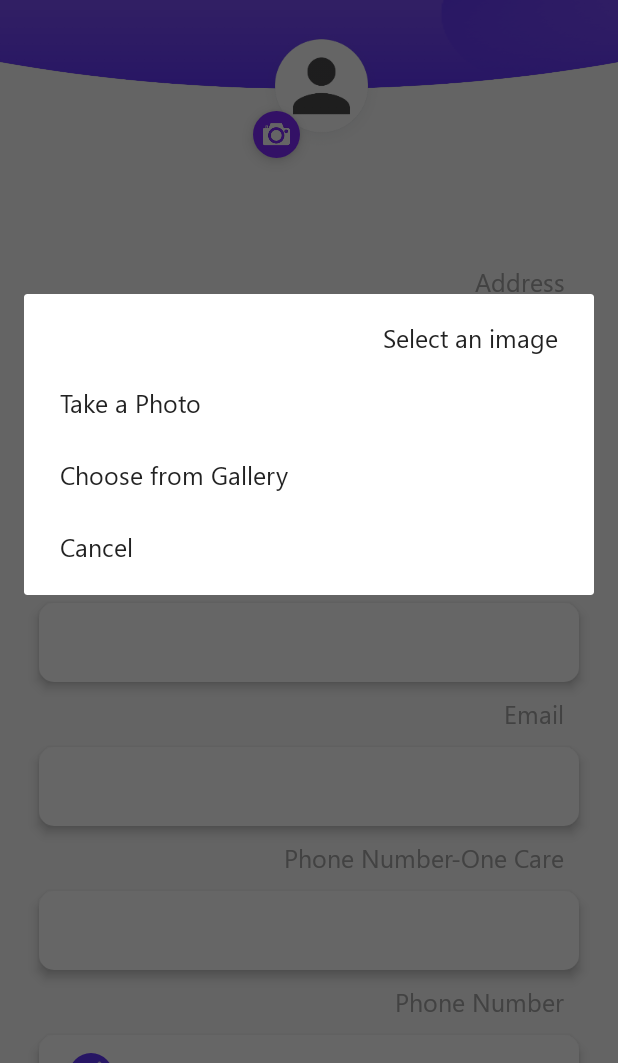
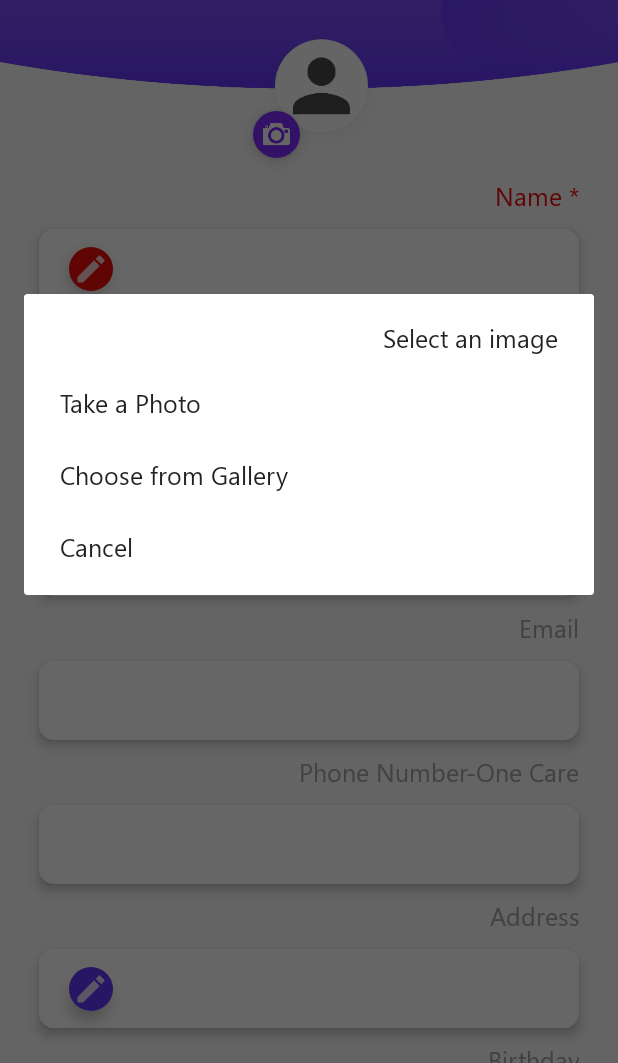
Before and after one commit to Amr99Medhat/Doctoraak_Patient, an Android app: the ProfileActivity screen opened directly, with no data from a screen before it, after a tap on "Edit", on a phone screen of 412 x 824 dp, the part 173-1236 px from its top. Run offline under Robolectric (Android 15) with nearby library versions, the phone set to English and light mode, and no system bars; our stand-ins replace CircleImageView, data binding, sdp/ssp sizes; pictures from the network do not load; 9 statements that could not run were skipped; 3 other taps on this screen came first.

Commit message:
Finish Task

```diff
--- a/app/build.gradle
+++ b/app/build.gradle
@@ -10,8 +10,8 @@ android {
         applicationId "com.doctoraak.doctoraakpatient"
         minSdkVersion 19
         targetSdkVersion 32
-        versionCode 5
-        versionName "2.2"
+        versionCode 7
+        versionName "2.4"
         testInstrumentationRunner "androidx.test.runner.AndroidJUnitRunner"
         vectorDrawables.useSupportLibrary = true
         multiDexEnabled true
--- a/app/src/main/java/com/doctoraak/doctoraakpatient/ui/main/MainActivity.kt
+++ b/app/src/main/java/com/doctoraak/doctoraakpatient/ui/main/MainActivity.kt
@@ -74,8 +74,6 @@ class MainActivity : BaseActivity() {
                 }
             }
         }
-
-
 
         setupDrawer()
         observeData()
--- a/app/src/main/java/com/doctoraak/doctoraakpatient/ui/profile/ProfileActivity.kt
+++ b/app/src/main/java/com/doctoraak/doctoraakpatient/ui/profile/ProfileActivity.kt
@@ -1,6 +1,7 @@
 package com.doctoraak.doctoraakpatient.ui.profile
 
 import android.Manifest
+import android.R.attr.maxLength
 import android.annotation.SuppressLint
 import android.app.Activity
 import android.app.DatePickerDialog
@@ -8,6 +9,7 @@ import android.content.Context
 import android.content.DialogInterface
 import android.content.Intent
 import android.content.pm.PackageManager
+import android.content.res.ColorStateList
 import android.graphics.Bitmap
 import android.graphics.ImageDecoder
 import android.net.Uri
@@ -15,18 +17,19 @@ import android.os.Build
 import android.os.Bundle
 import android.os.Environment
 import android.provider.MediaStore
+import android.text.InputFilter
+import android.text.InputFilter.LengthFilter
 import android.text.InputType
 import android.view.View
 import android.widget.AdapterView
 import android.widget.AutoCompleteTextView
 import android.widget.DatePicker
 import android.widget.ImageView
-import android.widget.Toast
+import androidx.annotation.RequiresApi
 import androidx.appcompat.app.AlertDialog
 import androidx.core.app.ActivityCompat
 import androidx.core.content.FileProvider
 import androidx.databinding.DataBindingUtil
-import androidx.databinding.ViewDataBinding
 import androidx.lifecycle.ViewModelProviders
 import com.bumptech.glide.Glide
 import com.doctoraak.doctoraakpatient.R
@@ -102,16 +105,8 @@ class ProfileActivity : BaseActivity(), DatePickerDialog.OnDateSetListener {
 
         val missing = intent.getBooleanExtra(Constants.MISSING_DATA, false)
         if (missing) {
-            //Toast.makeText(applicationContext,"missing_data",Toast.LENGTH_SHORT).show()
             showMissingDataDialog()
         }
-        val logo = findViewById<ImageView>(R.id.iv_oncare_logo)
-
-        val user = SessionManager.returnUserInfo()
-        if (user!!.insuranceId == 1) {
-            logo.visibility = View.VISIBLE
-        }
-
 
         if (savedInstanceState == null) {
             initializeData()
@@ -125,11 +120,21 @@ class ProfileActivity : BaseActivity(), DatePickerDialog.OnDateSetListener {
         iniatializeUI()
 
         binding.btnSave.setOnClickListener {
+            if (isValidProfileDetails()) {
+                showWrringDialog()
 
-            showWrringDialog()
+            }
         }
         observeData()
         setListenerToInfoButtons()
+
+        val logo = findViewById<ImageView>(R.id.iv_oncare_logo)
+        val user = SessionManager.returnUserInfo()
+        if (user != null) {
+            if (user.insurance!!.id == 1) {
+                logo.visibility = View.VISIBLE
+            }
+        }
     }
 
     private fun getCurrentStat(savedInstanceState: Bundle) {
@@ -206,7 +211,6 @@ class ProfileActivity : BaseActivity(), DatePickerDialog.OnDateSetListener {
                 enableButton(binding.btnSave)
             }
         }
-
     }
 
     private fun showInputDialog(type: DialogType, hint: String) {
@@ -217,6 +221,10 @@ class ProfileActivity : BaseActivity(), DatePickerDialog.OnDateSetListener {
         val edtext = mView.findViewById(R.id.ed_data)
                 as TextInputEditText
 
+        if (type == DialogType.Number){
+            edtext.inputType = InputType.TYPE_CLASS_NUMBER
+            edtext.filters = arrayOf<InputFilter>(LengthFilter(11))
+        }
         val edltext = mView.findViewById(R.id.edl_data)
                 as TextInputLayout
 
@@ -242,6 +250,9 @@ class ProfileActivity : BaseActivity(), DatePickerDialog.OnDateSetListener {
                     binding.tvAddress.text = text
                 }
 
+                if (Build.VERSION.SDK_INT >= Build.VERSION_CODES.M) {
+                    checkFields()
+                }
             })
             .setNegativeButton(getString(R.string.cancel),
                 DialogInterface.OnClickListener { dialog, id -> dialog.cancel() })
@@ -476,13 +487,30 @@ class ProfileActivity : BaseActivity(), DatePickerDialog.OnDateSetListener {
         )
     }
 
+    private fun showUnValidProfileDialog(errorMessage: String) {
+        val sd = SweetDialog.newInstance(
+            this,
+            com.doctoraak.doctoraakpatient.customView.DialogType.ERROR
+        )
+        sd.show()
+        sd.setMessage(errorMessage)
+        sd.setTitle(getString(R.string.error))
+        sd.setCancelClickListener(View.OnClickListener {
+            sd.dismiss()
+        })
+        sd.setOkClickListener(View.OnClickListener {
+            sd.dismiss()
+        }
+        )
+    }
+
     inner class ProfileClickHander() {
         fun onEditAddressClick() {
             showInputDialog(DialogType.Text, getString(R.string.enter_your_address))
         }
 
         fun onEditSecondPhoneNumber() {
-            showInputDialog(DialogType.Text, getString(R.string.enter_phone))
+            showInputDialog(DialogType.Number, getString(R.string.enter_phone))
         }
 
         fun onEditFullNameClick() {
@@ -523,5 +551,61 @@ class ProfileActivity : BaseActivity(), DatePickerDialog.OnDateSetListener {
         }
     }
 
+    private fun isValidProfileDetails(): Boolean {
+        when {
+            binding.tvFulName.text.toString().trim().isEmpty() -> {
+                showUnValidProfileDialog(getString(R.string.enter_your_name))
+                binding.tvFulName.requestFocus()
+                return false
+            }
+            binding.tvSecondPhone.text.toString().trim().isEmpty() -> {
+                showUnValidProfileDialog(getString(R.string.enter_phone))
+                binding.tvSecondPhone.requestFocus()
+                return false
+            }
+            binding.tvSecondPhone.text.toString().trim().length != 11 -> {
+                showUnValidProfileDialog(getString(R.string.must_be_11_digits))
+                binding.tvSecondPhone.requestFocus()
+                return false
+            }
+            else -> {
+                return true
+            }
+        }
+    }
+
+    @SuppressLint("SetTextI18n")
+    @RequiresApi(Build.VERSION_CODES.M)
+    fun checkFields() {
+        if (binding.tvFulName.text.toString().trim().isEmpty()) {
+            binding.fullNameText.text = "${resources.getText(R.string.name)} *"
+            binding.ivEditFullName.backgroundTintList =
+                ColorStateList.valueOf(resources.getColor(R.color.red, null))
+            binding.fullNameText.setTextColor(resources.getColor(R.color.red, null))
+        } else {
+            binding.fullNameText.text = resources.getText(R.string.name)
+            binding.ivEditFullName.backgroundTintList =
+                ColorStateList.valueOf(resources.getColor(R.color.colorAccent, null))
+            binding.fullNameText.setTextColor(resources.getColor(R.color.gray_1, null))
+        }
+        if (binding.tvSecondPhone.text.toString().trim().isEmpty()) {
+            binding.tvPhoneSecondText.text = "${resources.getText(R.string.phone_number)} *"
+            binding.ivEditPhone.backgroundTintList =
+                ColorStateList.valueOf(resources.getColor(R.color.red, null))
+            binding.tvPhoneSecondText.setTextColor(resources.getColor(R.color.red, null))
+        } else {
+            binding.tvPhoneSecondText.text = resources.getText(R.string.phone_number)
+            binding.ivEditPhone.backgroundTintList =
+                ColorStateList.valueOf(resources.getColor(R.color.colorAccent, null))
+            binding.tvPhoneSecondText.setTextColor(resources.getColor(R.color.gray_1, null))
+        }
+    }
+
+    @RequiresApi(Build.VERSION_CODES.M)
+    override fun onResume() {
+        super.onResume()
+        checkFields()
+    }
+
 
 }
--- a/app/src/main/res/layout/activity_profile.xml
+++ b/app/src/main/res/layout/activity_profile.xml
@@ -67,7 +67,6 @@
                 android:layout_marginBottom="@dimen/subtitle_margin_bottom"
                 android:text=""
                 android:textAppearance="@style/TextAppearance.AppCompat.Large"
-
                 android:textColor="@color/white"
                 android:textSize="@dimen/toolbar_subtitle_textsize"
                 app:layout_constraintBottom_toBottomOf="@id/toolbar_image"
@@ -128,8 +127,8 @@
                 android:id="@+id/scrollView2"
                 android:layout_width="match_parent"
                 android:layout_height="0dp"
+                android:layout_marginTop="@dimen/_46sdp"
                 android:fillViewport="true"
-                android:layout_marginTop="@dimen/_46sdp"
                 app:layout_constraintBottom_toTopOf="@id/btn_save"
                 app:layout_constraintTop_toBottomOf="@id/toolbar_image"
                 app:layout_constraintVertical_bias="1.0"
@@ -140,43 +139,6 @@
                     android:layout_height="wrap_content"
                     android:paddingBottom="@dimen/_12sdp">
 
-                <TextView
-
-                        android:id="@+id/tv_address_text"
-                        android:layout_width="wrap_content"
-                        android:layout_height="wrap_content"
-                        android:layout_marginStart="10dp"
-                        android:layout_marginTop="@dimen/_44sdp"
-                        android:gravity="start|center_vertical"
-                        android:text="@string/address"
-                        android:textAlignment="viewStart"
-                        android:textColor="@color/gray_1"
-                        android:textSize="@dimen/_13ssp"
-                        app:layout_constraintStart_toStartOf="@id/tv_address"
-                        app:layout_constraintTop_toTopOf="parent" />
-
-                <ImageView
-                        android:id="@+id/iv_edit_address"
-                        style="@style/ProfileEditImageView"
-                        android:layout_marginEnd="20dp"
-                        android:onClick="@{()->clickHander.onEditAddressClick()}"
-                        app:layout_constraintBottom_toBottomOf="@id/tv_address"
-                        app:layout_constraintEnd_toEndOf="@id/tv_address"
-                        app:layout_constraintTop_toTopOf="@+id/tv_address" />
-
-                <TextView
-                        android:id="@+id/tv_address"
-                        style="@style/ProfileTextView"
-                        android:layout_width="0dp"
-                        android:layout_height="wrap_content"
-                        android:layout_marginTop="@dimen/_8sdp"
-                        android:gravity="start|center_vertical"
-                        android:text="@={userViewModel.user.address}"
-                        android:textAlignment="viewStart"
-                        app:layout_constraintEnd_toEndOf="parent"
-                        app:layout_constraintStart_toStartOf="parent"
-                        app:layout_constraintTop_toBottomOf="@+id/tv_address_text"
-                        tools:text="cairo egypt" />
 
                 <TextView
                         android:id="@+id/full_name_text"
@@ -188,10 +150,7 @@
                         android:textAlignment="viewStart"
                         android:textColor="@color/gray_1"
                         android:textSize="@dimen/_13ssp"
-                        app:layout_constraintStart_toStartOf="@id/tv_address_text"
-                        app:layout_constraintTop_toBottomOf="@id/tv_address"
-
-                        />
+                        app:layout_constraintStart_toStartOf="@id/tv_ful_name" />
 
                 <ImageView
                         android:id="@+id/iv_edit_full_name"
@@ -209,10 +168,48 @@
                         android:layout_height="wrap_content"
                         android:layout_marginTop="@dimen/_8sdp"
                         android:gravity="start|center_vertical"
+                        android:onClick="@{()->clickHander.onEditFullNameClick()}"
                         android:text="@={userViewModel.user.patient_name}"
                         android:textAlignment="viewStart"
                         app:layout_constraintTop_toBottomOf="@+id/full_name_text"
                         tools:text="Abdelrahman Amr" />
+
+
+                <TextView
+                        android:id="@+id/tv_phone_second_text"
+                        android:layout_width="wrap_content"
+                        android:layout_height="wrap_content"
+                        android:layout_marginTop="10dp"
+                        android:gravity="start|center_vertical"
+                        android:text="@string/phone_number"
+                        android:textAlignment="viewStart"
+                        android:textColor="@color/gray_1"
+                        android:textSize="@dimen/_13ssp"
+                        app:layout_constraintStart_toStartOf="@id/full_name_text"
+                        app:layout_constraintTop_toBottomOf="@+id/tv_ful_name" />
+
+                <ImageView
+                        android:id="@+id/iv_edit_phone"
+                        style="@style/ProfileEditImageView"
+                        android:layout_marginEnd="20dp"
+                        android:onClick="@{()->clickHander.onEditSecondPhoneNumber()}"
+                        app:layout_constraintBottom_toBottomOf="@id/tv_second_phone"
+                        app:layout_constraintEnd_toEndOf="@id/tv_second_phone"
+                        app:layout_constraintTop_toTopOf="@+id/tv_second_phone" />
+
+                <TextView
+                        android:id="@+id/tv_second_phone"
+                        style="@style/ProfileTextView"
+                        android:layout_width="0dp"
+                        android:layout_height="wrap_content"
+                        android:layout_marginTop="@dimen/_8sdp"
+                        android:gravity="start|center_vertical"
+                        android:onClick="@{()->clickHander.onEditSecondPhoneNumber()}"
+                        android:text="@={userViewModel.user.phone2}"
+                        android:textAlignment="viewStart"
+                        app:layout_constraintTop_toBottomOf="@+id/tv_phone_second_text"
+                        tools:text="01121648455" />
+
 
                 <TextView
                         android:id="@+id/company_name_text"
@@ -224,8 +221,8 @@
                         android:textAlignment="viewStart"
                         android:textColor="@color/gray_1"
                         android:textSize="@dimen/_13ssp"
-                        app:layout_constraintStart_toStartOf="@id/tv_address_text"
-                        app:layout_constraintTop_toBottomOf="@id/tv_ful_name" />
+                        app:layout_constraintStart_toStartOf="@id/full_name_text"
+                        app:layout_constraintTop_toBottomOf="@id/tv_second_phone" />
 
                 <TextView
                         android:id="@+id/tv_company_name"
@@ -250,7 +247,7 @@
                         android:textAlignment="viewStart"
                         android:textColor="@color/gray_1"
                         android:textSize="@dimen/_13ssp"
-                        app:layout_constraintStart_toStartOf="@id/tv_address_text"
+                        app:layout_constraintStart_toStartOf="@id/full_name_text"
                         app:layout_constraintTop_toBottomOf="@+id/tv_company_name" />
 
                 <TextView
@@ -275,7 +272,7 @@
                         android:textAlignment="viewStart"
                         android:textColor="@color/gray_1"
                         android:textSize="@dimen/_13ssp"
-                        app:layout_constraintStart_toStartOf="@id/tv_address_text"
+                        app:layout_constraintStart_toStartOf="@id/full_name_text"
                         app:layout_constraintTop_toBottomOf="@+id/tv_email" />
 
 
@@ -293,38 +290,42 @@
                         tools:text="01121648455" />
 
                 <TextView
-                        android:id="@+id/tv_phone_second_text"
+                        android:id="@+id/tv_address_text"
                         android:layout_width="wrap_content"
                         android:layout_height="wrap_content"
                         android:layout_marginTop="10dp"
                         android:gravity="start|center_vertical"
-                        android:text="@string/phone_number"
+                        android:text="@string/address"
                         android:textAlignment="viewStart"
                         android:textColor="@color/gray_1"
                         android:textSize="@dimen/_13ssp"
-                        app:layout_constraintStart_toStartOf="@id/tv_address_text"
+                        app:layout_constraintStart_toStartOf="@id/full_name_text"
                         app:layout_constraintTop_toBottomOf="@+id/tv_phone" />
 
+
                 <ImageView
-                        android:id="@+id/iv_edit_phone"
+                        android:id="@+id/iv_edit_address"
                         style="@style/ProfileEditImageView"
                         android:layout_marginEnd="20dp"
-                        android:onClick="@{()->clickHander.onEditSecondPhoneNumber()}"
-                        app:layout_constraintBottom_toBottomOf="@id/tv_second_phone"
-                        app:layout_constraintEnd_toEndOf="@id/tv_second_phone"
-                        app:layout_constraintTop_toTopOf="@+id/tv_second_phone" />
+                        android:onClick="@{()->clickHander.onEditAddressClick()}"
+                        app:layout_constraintBottom_toBottomOf="@id/tv_address"
+                        app:layout_constraintEnd_toEndOf="@id/tv_address"
+                        app:layout_constraintTop_toTopOf="@+id/tv_address" />
 
                 <TextView
-                        android:id="@+id/tv_second_phone"
+                        android:id="@+id/tv_address"
                         style="@style/ProfileTextView"
                         android:layout_width="0dp"
                         android:layout_height="wrap_content"
                         android:layout_marginTop="@dimen/_8sdp"
                         android:gravity="start|center_vertical"
-                        android:text="@={userViewModel.user.phone2}"
+                        android:onClick="@{()->clickHander.onEditAddressClick()}"
+                        android:text="@={userViewModel.user.address}"
                         android:textAlignment="viewStart"
-                        app:layout_constraintTop_toBottomOf="@+id/tv_phone_second_text"
-                        tools:text="01121648455" />
+                        app:layout_constraintEnd_toEndOf="parent"
+                        app:layout_constraintStart_toStartOf="parent"
+                        app:layout_constraintTop_toBottomOf="@+id/tv_address_text"
+                        tools:text="cairo egypt" />
 
 
                 <TextView
@@ -337,8 +338,8 @@
                         android:textAlignment="viewStart"
                         android:textColor="@color/gray_1"
                         android:textSize="@dimen/_13ssp"
-                        app:layout_constraintStart_toStartOf="@id/tv_address_text"
-                        app:layout_constraintTop_toBottomOf="@+id/tv_second_phone" />
+                        app:layout_constraintStart_toStartOf="@id/full_name_text"
+                        app:layout_constraintTop_toBottomOf="@+id/tv_address" />
 
                 <ImageView
                         android:id="@+id/iv_edit_birthday"
@@ -356,10 +357,12 @@
                         android:layout_height="wrap_content"
                         android:layout_marginTop="@dimen/_8sdp"
                         android:gravity="start|center_vertical"
+                        android:onClick="@{()->clickHander.onEditBirthDateClick()}"
                         android:text="@={userViewModel.user.birthdate}"
                         android:textAlignment="viewStart"
                         app:layout_constraintTop_toBottomOf="@+id/tv_birthday_text"
                         tools:text="vmdkfvmldv" />
+
 
                 <TextView
                         android:id="@+id/tv_gender_text"
@@ -390,9 +393,9 @@
                         android:layout_marginStart="26dp"
                         android:layout_marginTop="@dimen/_8sdp"
                         android:layout_marginEnd="26dp"
-
                         android:layout_marginBottom="16dp"
                         android:gravity="start|center_vertical"
+                        android:onClick="@{()->clickHander.onEditGenderClick()}"
                         android:textAlignment="viewStart"
                         app:layout_constraintBottom_toBottomOf="parent"
                         app:layout_constraintEnd_toEndOf="parent"
--- a/app/src/main/res/values/colors.xml
+++ b/app/src/main/res/values/colors.xml
@@ -17,6 +17,7 @@
     <color name="light_blue">#1CA3C6</color>
     <color name="purple">#9C5EFC</color>
     <color name="red">#F00A0A</color>
+    <color name="light_red">#F2CF4A4A</color>
     <color name="or_views_color">#ECE1E1</color>
     <color name="darkWhite">#fafafa</color>
 </resources>
--- a/app/src/main/res/values/strings.xml
+++ b/app/src/main/res/values/strings.xml
@@ -259,5 +259,7 @@
     <string name="company_name">Company name</string>
     <string name="enter_phone">enter phone</string>
     <string name="please_complete_your_profile">Please Complete Your Profile</string>
+    <string name="must_be_11_digits">Phone Number Must be 11 digits</string>
+    <string name="enter_your_birthday">Enter Your Birthday</string>
 
 </resources>
```
Also changed, not shown: app/src/main/java/com/doctoraak/doctoraakpatient/ui/SignInActivity.kt (+4 -5 lines), app/src/main/java/com/doctoraak/doctoraakpatient/ui/doctorCategory/DoctorCategoryActivity.kt (+22 -17 lines), app/src/main/java/com/doctoraak/doctoraakpatient/ui/myOrders/MyOrdersActivity.kt (+11 -0 lines), app/src/main/java/com/doctoraak/doctoraakpatient/ui/searchDoctor/SearchDoctorActivity.kt (+49 -45 lines), 1 other file.
